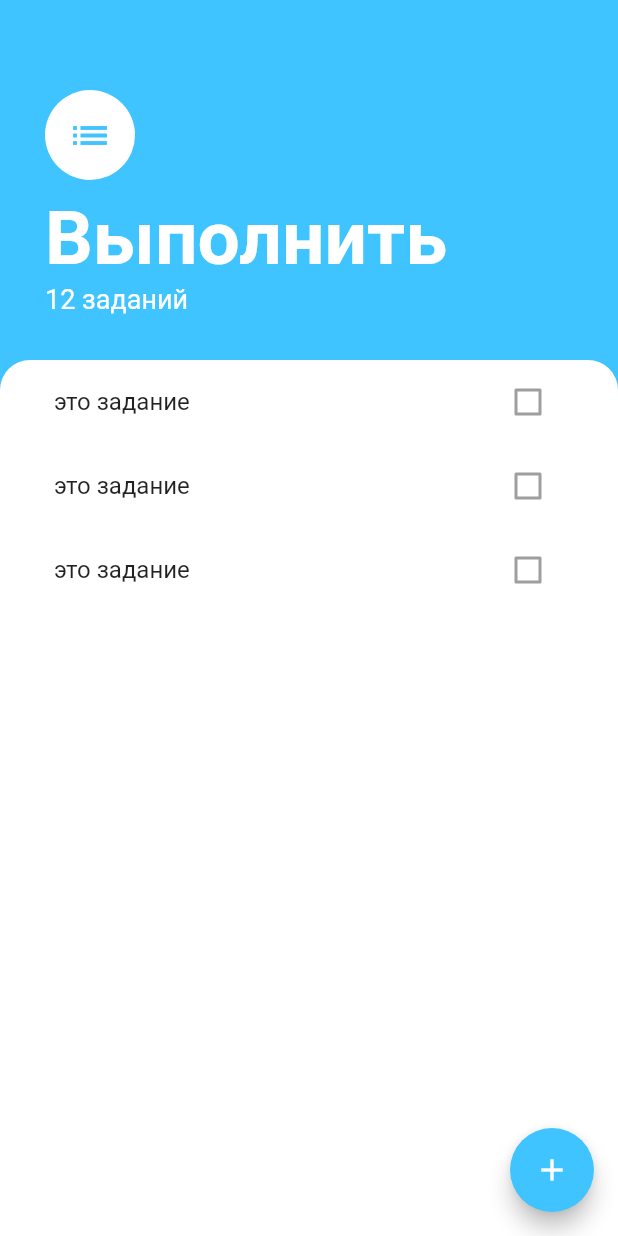
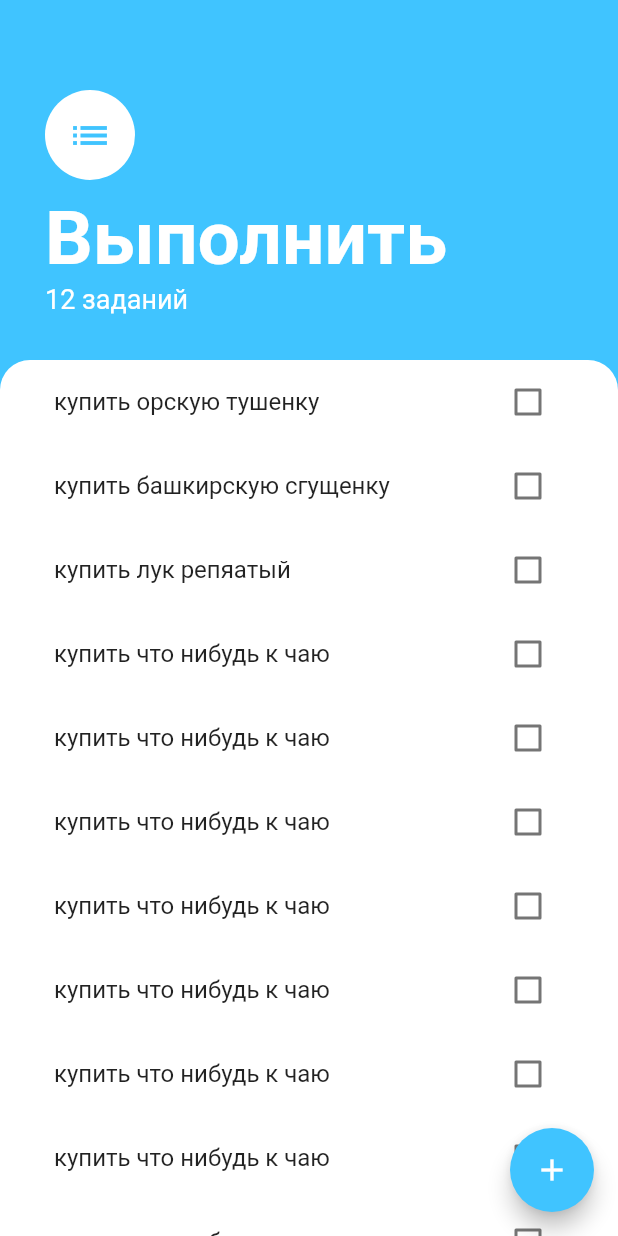
Before and after one commit to fimich1/wish_list3, a Flutter app: the screen it shows after launch, on a phone screen of 412 x 824 dp. Run offline on Flutter 3.47's test engine with Material 2 defaults, Android fonts, the phone set to English and light mode, and no system bars.

Commit message:
работают галочка

```diff
--- /dev/null
+++ b/lib/model/task.dart
@@ -0,0 +1,13 @@
+class Task {
+ // испльзуеется в файле таск лист как объект задачи
+  String name;
+  bool isDone;
+
+  Task({required this.name, this.isDone = false});
+
+  void toggleDone(){
+    isDone = !isDone;  // переворачивает рубильник
+  }
+
+
+}
--- a/lib/widgets/tasks_list.dart
+++ b/lib/widgets/tasks_list.dart
@@ -1,17 +1,57 @@
 import 'package:flutter/material.dart';
 import 'tasks_tile.dart';
+import 'package:wish_list3/model/task.dart';
 
-class TasksList extends StatelessWidget {
+class TasksList extends StatefulWidget {
+  @override
+  State<TasksList> createState() => _TasksListState();
+}
 
+class _TasksListState extends State<TasksList> {
+  List<Task> tasks = [
+    Task(name: 'купить орскую тушенку'),
+    Task(name: 'купить башкирскую сгущенку'),
+    Task(name: 'купить лук репяатый'),
+    Task(name: 'купить что нибудь к чаю'),
+    Task(name: 'купить что нибудь к чаю'),
+    Task(name: 'купить что нибудь к чаю'),
+    Task(name: 'купить что нибудь к чаю'),
+    Task(name: 'купить что нибудь к чаю'),
+    Task(name: 'купить что нибудь к чаю'),
+    Task(name: 'купить что нибудь к чаю'),
+    Task(name: 'купить что нибудь к чаю'),
+    Task(name: 'купить что нибудь к чаю'),
+    Task(name: 'купить что нибудь к чаю'),
+    Task(name: 'купить орскую тушенку'),
+    Task(name: 'купить башкирскую сгущенку'),
+    Task(name: 'купить лук репяатый'),
+    Task(name: 'купить что нибудь к чаю'),
+    Task(name: 'купить что нибудь к чаю'),
+    Task(name: 'купить что нибудь к чаю'),
+    Task(name: 'купить что нибудь к чаю'),
+    Task(name: 'купить что нибудь к чаю'),
+    Task(name: 'купить что нибудь к чаю'),
+    Task(name: 'купить что нибудь к чаю'),
+    Task(name: 'купить что нибудь к чаю'),
+    Task(name: 'купить что нибудь к чаю'),
+    Task(name: 'купить что нибудь к чаю'),
+  ];
 
   @override
   Widget build(BuildContext context) {
-    return ListView(
-      children: <Widget>[
-        TaskTile(),
-        TaskTile(),
-        TaskTile(),
-      ],
+    return ListView.builder(
+      itemBuilder: (context, index) {
+        return TaskTile(
+          taskTitle: tasks[index].name,
+          isChecked: tasks[index].isDone,
+          checkboxCallback:(checkboxState) {
+            setState(() {
+              tasks[index].toggleDone();
+            });
+          },
+        );
+      },
+      itemCount: tasks.length,
     );
   }
 }
--- a/lib/widgets/tasks_tile.dart
+++ b/lib/widgets/tasks_tile.dart
@@ -1,14 +1,27 @@
 import 'package:flutter/material.dart';
 
+class TaskTile extends StatelessWidget {
+  final bool? isChecked;
+  final String taskTitle;
+  final Function(bool?)? checkboxCallback;
 
-class TaskTile extends StatelessWidget {
-
+  TaskTile({this.isChecked, required this.taskTitle, required this.checkboxCallback});
 
   @override
   Widget build(BuildContext context) {
     return ListTile(
-      title: Text('это задание'),
-      trailing: Checkbox(value: false, onChanged: null),
+      title: Text(
+        taskTitle,
+        style: TextStyle(
+          decoration: isChecked == true ? TextDecoration.lineThrough : null,
+        ),
+      ),
+      trailing:
+      Checkbox(
+        activeColor: Colors.lightBlueAccent,
+        value: isChecked,
+        onChanged: checkboxCallback,
+      ),
     );
   }
 }
```
Also changed, not shown: lib/screens/add_task.dart (+11 -8 lines).
